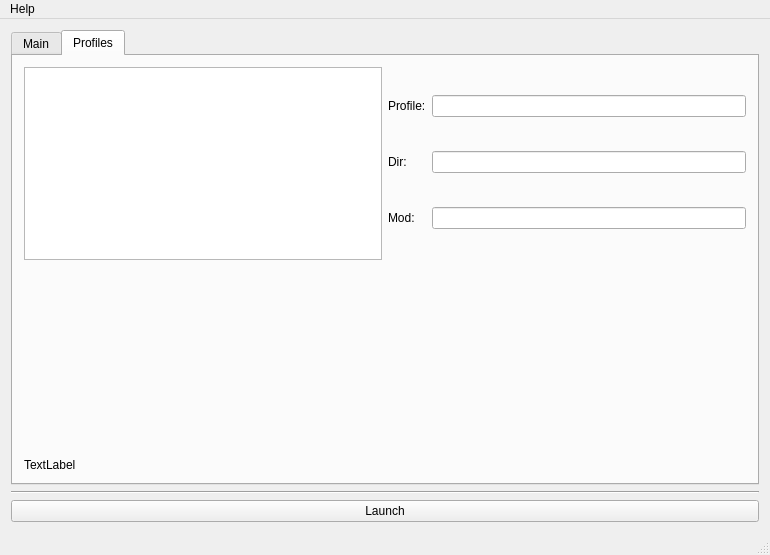
Qt form forms/mainwindow.ui (sago007/oa_launch) before a commit.
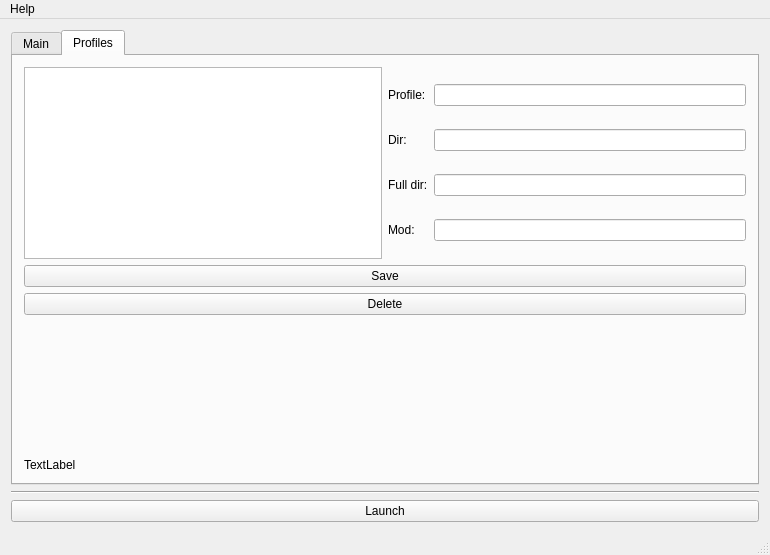
The same form after that commit. The open tabs and pages were chosen to show the change. Icons and pictures are not drawn.

Commit message: Can now save a profile. It still does go to dsic but still.

Patch:
```diff
--- a/forms/mainwindow.ui
+++ b/forms/mainwindow.ui
@@ -104,37 +104,37 @@
               </item>
               <item>
                <layout class="QGridLayout" name="gridLayout">
-                <item row="1" column="2">
-                 <widget class="QLineEdit" name="profileDirEdit">
+                <item row="3" column="3">
+                 <widget class="QLineEdit" name="modNameEdit">
                   <property name="readOnly">
-                   <bool>true</bool>
+                   <bool>false</bool>
                   </property>
                  </widget>
                 </item>
+                <item row="0" column="3">
+                 <widget class="QLineEdit" name="profileNameEdit"/>
+                </item>
                 <item row="2" column="1">
+                 <widget class="QLabel" name="label_3">
+                  <property name="text">
+                   <string>Full dir:</string>
+                  </property>
+                 </widget>
+                </item>
+                <item row="1" column="3">
+                 <widget class="QLineEdit" name="profileDirEdit">
+                  <property name="readOnly">
+                   <bool>false</bool>
+                  </property>
+                 </widget>
+                </item>
+                <item row="3" column="1">
                  <widget class="QLabel" name="label_2">
                   <property name="text">
                    <string>Mod:</string>
                   </property>
                  </widget>
                 </item>
-                <item row="2" column="2">
-                 <widget class="QLineEdit" name="modNameEdit">
-                  <property name="readOnly">
-                   <bool>true</bool>
-                  </property>
-                 </widget>
-                </item>
-                <item row="0" column="2">
-                 <widget class="QLineEdit" name="profileNameEdit"/>
-                </item>
-                <item row="0" column="1">
-                 <widget class="QLabel" name="profileLabel">
-                  <property name="text">
-                   <string>Profile:</string>
-                  </property>
-                 </widget>
-                </item>
                 <item row="1" column="1">
                  <widget class="QLabel" name="label">
                   <property name="text">
@@ -142,10 +142,38 @@
                   </property>
                  </widget>
                 </item>
+                <item row="0" column="1">
+                 <widget class="QLabel" name="profileLabel">
+                  <property name="text">
+                   <string>Profile:</string>
+                  </property>
+                 </widget>
+                </item>
+                <item row="2" column="3">
+                 <widget class="QLineEdit" name="profileDirFull">
+                  <property name="readOnly">
+                   <bool>true</bool>
+                  </property>
+                 </widget>
+                </item>
                </layout>
               </item>
              </layout>
             </item>
+            <item>
+             <widget class="QPushButton" name="saveButton">
+              <property name="text">
+               <string>Save</string>
+              </property>
+             </widget>
+            </item>
+            <item>
+             <widget class="QPushButton" name="deleteButton">
+              <property name="text">
+               <string>Delete</string>
+              </property>
+             </widget>
+            </item>
             <item>
              <spacer name="verticalSpacer">
               <property name="orientation">
```
Left out of the diff: 2 changed lines with no effect on the pictures. The commit also changes 6 other files.
